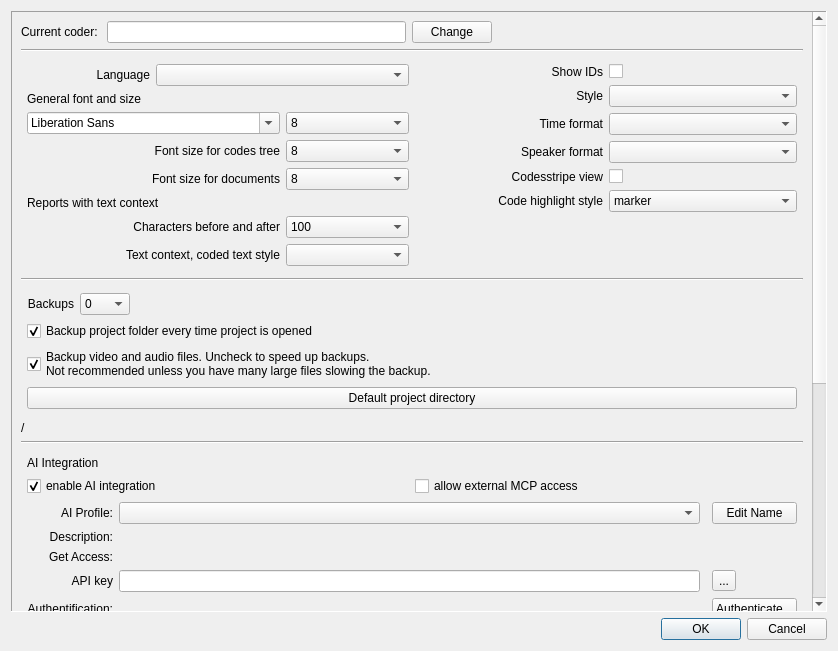
The window that src/GUI_UIs/ui_dialog_settings.ui (ccbogel/QualCoder) describes before a commit, drawn with Qt 5.
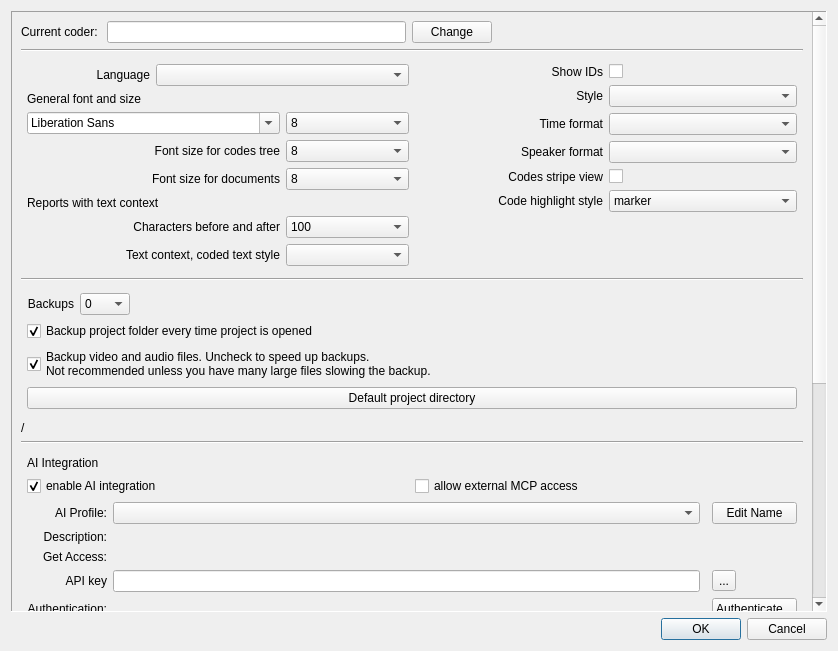
The same window after the commit.

Patch:
```diff
--- a/src/GUI_UIs/ui_dialog_settings.ui
+++ b/src/GUI_UIs/ui_dialog_settings.ui
@@ -669,7 +669,7 @@
              <item row="5" column="1">
               <widget class="QLabel" name="label_20">
                <property name="text">
-                <string>Codesstripe view</string>
+                <string>Codes stripe view</string>
                </property>
                <property name="alignment">
                 <set>Qt::AlignmentFlag::AlignRight|Qt::AlignmentFlag::AlignTrailing|Qt::AlignmentFlag::AlignVCenter</set>
@@ -944,7 +944,7 @@
              <item row="6" column="0">
               <widget class="QLabel" name="label_auth">
                <property name="text">
-                <string>Authentification:</string>
+                <string>Authentication:</string>
                </property>
                <property name="alignment">
                 <set>Qt::AlignmentFlag::AlignRight|Qt::AlignmentFlag::AlignTrailing|Qt::AlignmentFlag::AlignVCenter</set>
```
Left out of the diff: 6 changed lines with no effect on the pictures.
